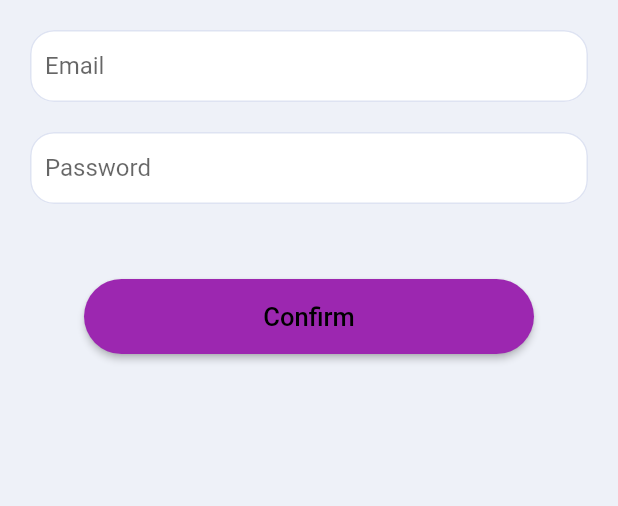
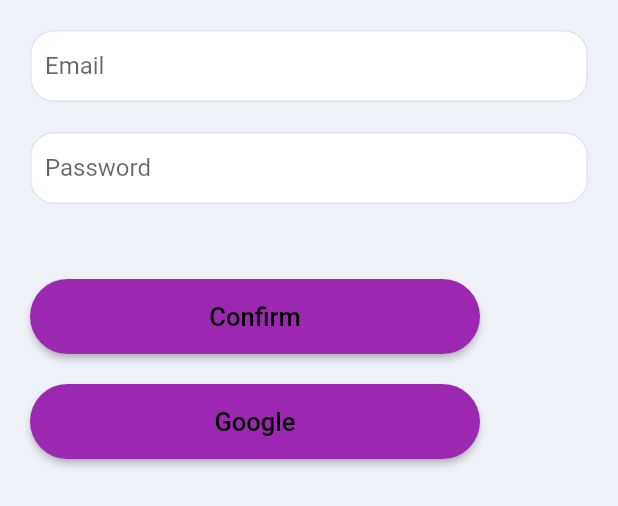
Before and after one commit to Kolyanchik1115/znanija_clone, a Flutter app: the RegistrationForm widget shown alone on an empty page, opened directly, on a phone screen of 412 x 824 dp. Shown: the top 506 px of the screen. Run offline on Flutter 3.47's test engine with Material 2 defaults, Android fonts, the phone set to English and light mode, and no system bars; our stand-ins replace dio, equatable, flutter_bloc, flutter_secure_storage, google_sign_in, jwt_decoder and 2 more; accounts and stored records are empty; network calls fail; Roboto replaces fonts that are missing (Intel).

Commit message:
add google sign in

```diff
--- a/lib/blocs/auth/auth_event.dart
+++ b/lib/blocs/auth/auth_event.dart
@@ -20,6 +20,10 @@ class AuthLoginEvent extends AuthEvent {
   List<Object?> get props => [email, password];
 }
 
+class AuthGoogleRegistrationEvent extends AuthEvent {}
+
+class AuthGoogleLoginEvent extends AuthEvent {}
+
 class AuthRegistrationEvent extends AuthEvent {
   final String email;
   final String password;
--- a/lib/pages/auth/widgets/register_form.dart
+++ b/lib/pages/auth/widgets/register_form.dart
@@ -32,11 +32,10 @@ class _RegistrationFormState extends State<RegistrationForm> {
             decoration: passTextFieldDecorator,
             obscureText: true,
           ),
-
           const SizedBox(height: 50),
           BlocBuilder<AuthBloc, AuthState>(
             builder: (context, state) {
-              return Row(
+              return Column(
                 mainAxisAlignment: MainAxisAlignment.center,
                 children: [
                   SizedBox(
@@ -66,11 +65,57 @@ class _RegistrationFormState extends State<RegistrationForm> {
                       ),
                     ),
                   ),
+                  const SizedBox(height: 20),
+                  SizedBox(
+                    width: 300,
+                    height: 50,
+                    child: ElevatedButton(
+                      onPressed: () {
+                        context
+                            .read<AuthBloc>()
+                            .add(AuthGoogleRegistrationEvent());
+                      },
+                      style: ElevatedButton.styleFrom(
+                        shape: RoundedRectangleBorder(
+                          borderRadius: BorderRadius.circular(30),
+                        ),
+                        backgroundColor: Colors.purple,
+                      ),
+                      child: const Text(
+                        'Google',
+                        style: TextStyle(fontSize: 17),
+                      ),
+                    ),
+                  ),
+                  const SizedBox(height: 30),
+                  if (state.status == AuthStatus.success)
+                    SizedBox(
+                      width: 300,
+                      height: 50,
+                      child: ElevatedButton(
+                        onPressed: () {
+                          Navigator.of(context, rootNavigator: true)
+                              .pushNamedAndRemoveUntil(
+                            MainPage.routeName,
+                            (_) => false,
+                          );
+                        },
+                        style: ElevatedButton.styleFrom(
+                          shape: RoundedRectangleBorder(
+                            borderRadius: BorderRadius.circular(30),
+                          ),
+                          backgroundColor: Colors.purple,
+                        ),
+                        child: const Text(
+                          'Continue',
+                          style: TextStyle(fontSize: 17),
+                        ),
+                      ),
+                    ),
                 ],
               );
             },
           ),
-          const SizedBox(height: 30),
         ],
       ),
     );
```
Also changed, not shown: lib/blocs/auth/auth_bloc.dart (+33 -0 lines), lib/datasource/remote/remote_datasource.dart (+9 -0 lines), lib/models/google_adapter.dart (+13 -15 lines), lib/pages/auth/widgets/login_form.dart (+25 -0 lines), 4 other files.
